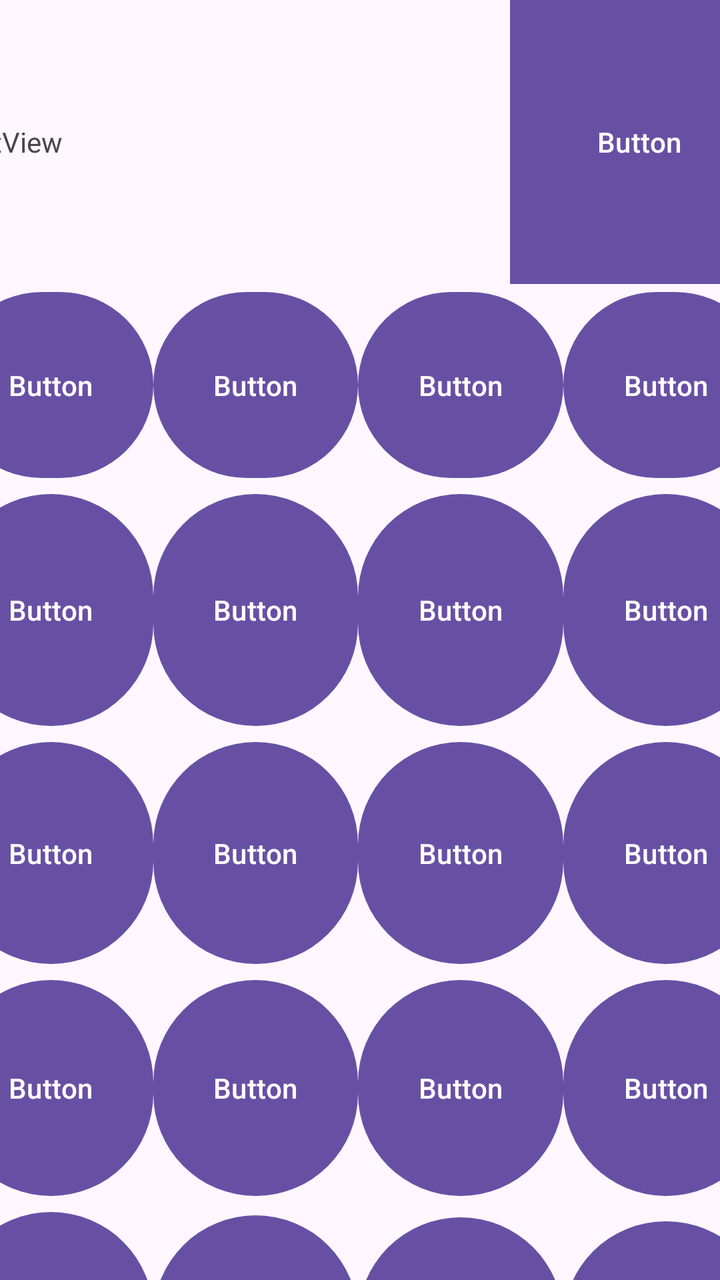
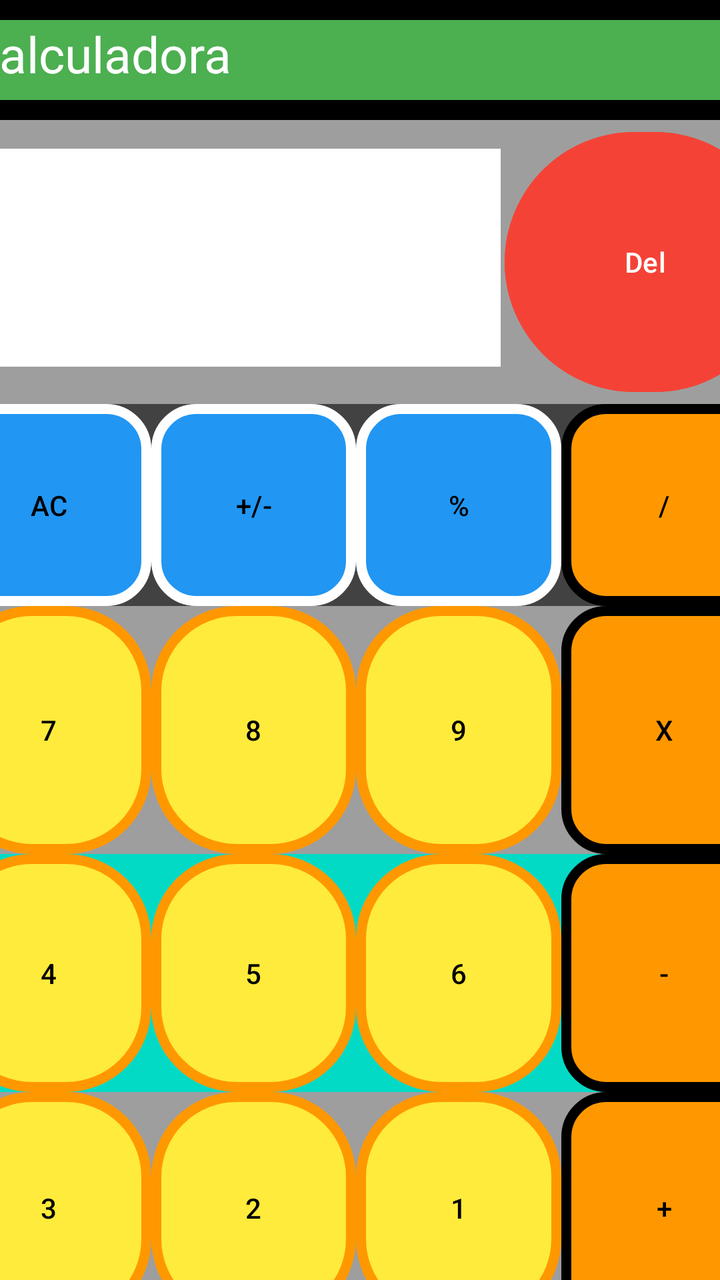

Compare the two renders of this Android layout. The source of the first and the diff that turns it into the second are given below.
<!-- AndroidManifest.xml: application theme Theme.CaculadoraBonita -->
<!-- res/layout/activity_main.xml -->
<?xml version="1.0" encoding="utf-8"?>
<androidx.constraintlayout.widget.ConstraintLayout xmlns:android="http://schemas.android.com/apk/res/android"
    xmlns:app="http://schemas.android.com/apk/res-auto"
    xmlns:tools="http://schemas.android.com/tools"
    android:id="@+id/main"
    android:layout_width="match_parent"
    android:layout_height="match_parent"
    tools:context=".MainActivity">

    <androidx.constraintlayout.widget.ConstraintLayout
        android:layout_width="407dp"
        android:layout_height="735dp"
        app:layout_constraintBottom_toBottomOf="parent"
        app:layout_constraintEnd_toEndOf="parent"
        app:layout_constraintStart_toStartOf="parent"
        app:layout_constraintTop_toTopOf="parent"
        app:layout_constraintVertical_bias="0.0">

        <LinearLayout
            android:layout_width="410dp"
            android:layout_height="718dp"
            android:orientation="vertical"
            app:layout_constraintBottom_toBottomOf="parent"
            app:layout_constraintEnd_toEndOf="parent"
            app:layout_constraintHorizontal_bias="1.0"
            app:layout_constraintStart_toStartOf="parent"
            app:layout_constraintTop_toTopOf="parent"
            app:layout_constraintVertical_bias="0.0">

            <LinearLayout
                android:layout_width="match_parent"
                android:layout_height="142dp"
                android:orientation="horizontal">

                <LinearLayout
                    android:layout_width="match_parent"
                    android:layout_height="match_parent"
                    android:orientation="horizontal">

                    <TextView
                        android:id="@+id/textView2"
                        android:layout_width="242dp"
                        android:layout_height="23dp"
                        android:layout_weight="1"
                        android:text="TextView" />

                    <Button
                        android:id="@+id/button4"
                        android:text="Button"
                        android:background="@color/cardview_dark_background"
                        style="@style/deleteButton" />
                </LinearLayout>
            </LinearLayout>

            <LinearLayout
                android:layout_width="410dp"
                android:layout_height="590dp"
                android:orientation="vertical">

                <LinearLayout
                    android:layout_width="match_parent"
                    android:layout_height="101dp"
                    android:orientation="horizontal">

                    <Button
                        android:id="@+id/button6"
                        android:layout_width="wrap_content"
                        android:layout_height="101dp"
                        android:layout_weight="1"
                        android:text="Button" />

                    <Button
                        android:id="@+id/button7"
                        android:layout_width="wrap_content"
                        android:layout_height="101dp"
                        android:layout_weight="1"
                        android:text="Button" />

                    <Button
                        android:id="@+id/button8"
                        android:layout_width="wrap_content"
                        android:layout_height="match_parent"
                        android:layout_weight="1"
                        android:text="Button" />

                    <Button
                        android:id="@+id/button21"
                        android:layout_width="wrap_content"
                        android:layout_height="101dp"
                        android:layout_weight="1"
                        android:text="Button" />
                </LinearLayout>

                <LinearLayout
                    android:layout_width="match_parent"
                    android:layout_height="124dp"
                    android:orientation="horizontal">

                    <Button
                        android:id="@+id/button9"
                        android:layout_width="wrap_content"
                        android:layout_height="124dp"
                        android:layout_weight="1"
                        android:text="Button" />

                    <Button
                        android:id="@+id/button10"
                        android:layout_width="wrap_content"
                        android:layout_height="124dp"
                        android:layout_weight="1"
                        android:text="Button" />

                    <Button
                        android:id="@+id/button11"
                        android:layout_width="wrap_content"
                        android:layout_height="match_parent"
                        android:layout_weight="1"
                        android:text="Button" />

                    <Button
                        android:id="@+id/button22"
                        android:layout_width="wrap_content"
                        android:layout_height="124dp"
                        android:layout_weight="1"
                        android:text="Button" />
                </LinearLayout>

                <LinearLayout
                    android:layout_width="match_parent"
                    android:layout_height="119dp"
                    android:orientation="horizontal">

                    <Button
                        android:id="@+id/button12"
                        android:layout_width="wrap_content"
                        android:layout_height="119dp"
                        android:layout_weight="1"
                        android:text="Button" />

                    <Button
                        android:id="@+id/button13"
                        android:layout_width="wrap_content"
                        android:layout_height="119dp"
                        android:layout_weight="1"
                        android:text="Button" />

                    <Button
                        android:id="@+id/button14"
                        android:layout_width="wrap_content"
                        android:layout_height="match_parent"
                        android:layout_weight="1"
                        android:text="Button" />

                    <Button
                        android:id="@+id/button23"
                        android:layout_width="wrap_content"
                        android:layout_height="119dp"
                        android:layout_weight="1"
                        android:text="Button" />
                </LinearLayout>

                <LinearLayout
                    android:layout_width="match_parent"
                    android:layout_height="116dp"
                    android:orientation="horizontal">

                    <Button
                        android:id="@+id/button15"
                        android:layout_width="wrap_content"
                        android:layout_height="match_parent"
                        android:layout_weight="1"
                        android:text="Button" />

                    <Button
                        android:id="@+id/button16"
                        android:layout_width="wrap_content"
                        android:layout_height="116dp"
                        android:layout_weight="1"
                        android:text="Button" />

                    <Button
                        android:id="@+id/button17"
                        android:layout_width="wrap_content"
                        android:layout_height="match_parent"
                        android:layout_weight="1"
                        android:text="Button" />

                    <Button
                        android:id="@+id/button24"
                        android:layout_width="wrap_content"
                        android:layout_height="116dp"
                        android:layout_weight="1"
                        android:text="Button" />
                </LinearLayout>

                <LinearLayout
                    android:layout_width="match_parent"
                    android:layout_height="match_parent"
                    android:orientation="horizontal">

                    <Button
                        android:id="@+id/button18"
                        android:layout_width="wrap_content"
                        android:layout_height="119dp"
                        android:layout_weight="1"
                        android:text="Button" />

                    <Button
                        android:id="@+id/button19"
                        android:layout_width="wrap_content"
                        android:layout_height="116dp"
                        android:layout_weight="1"
                        android:text="Button" />

                    <Button
                        android:id="@+id/button20"
                        android:layout_width="wrap_content"
                        android:layout_height="114dp"
                        android:layout_weight="1"
                        android:text="Button" />

                    <Button
                        android:id="@+id/button25"
                        android:layout_width="wrap_content"
                        android:layout_height="110dp"
                        android:layout_weight="1"
                        android:text="Button" />
                </LinearLayout>
            </LinearLayout>
        </LinearLayout>
    </androidx.constraintlayout.widget.ConstraintLayout>

</androidx.constraintlayout.widget.ConstraintLayout>
<!-- resources referenced by this layout -->
<resources>
  <style name="deleteButton">
          <item name="android:layout_width">wrap_content</item>
          <item name="android:layout_height">match_parent</item>
          <item name="android:layout_weight">1</item>
      </style>
  <style name="Theme.CaculadoraBonita" parent="Base.Theme.CaculadoraBonita" />
  <style name="Base.Theme.CaculadoraBonita" parent="Theme.Material3.DayNight.NoActionBar">
          
          
      </style>
</resources>

<!-- the commit's change to res/layout/activity_main.xml (unified diff, before → after) -->
@@ -9,7 +9,7 @@
 
     <androidx.constraintlayout.widget.ConstraintLayout
         android:layout_width="407dp"
-        android:layout_height="735dp"
+        android:layout_height="match_parent"
         app:layout_constraintBottom_toBottomOf="parent"
         app:layout_constraintEnd_toEndOf="parent"
         app:layout_constraintStart_toStartOf="parent"
@@ -17,8 +17,9 @@
         app:layout_constraintVertical_bias="0.0">
 
         <LinearLayout
-            android:layout_width="410dp"
-            android:layout_height="718dp"
+            android:layout_width="411dp"
+            android:layout_height="787dp"
+            android:background="@color/negro"
             android:orientation="vertical"
             app:layout_constraintBottom_toBottomOf="parent"
             app:layout_constraintEnd_toEndOf="parent"
@@ -27,6 +28,17 @@
             app:layout_constraintTop_toTopOf="parent"
             app:layout_constraintVertical_bias="0.0">
 
+            <TextView
+                android:layout_width="match_parent"
+                android:layout_height="40dp"
+                android:layout_gravity="center"
+                android:layout_margin="10dp"
+                android:background="@color/verde"
+                android:text="Calculadora"
+                android:textColor="@color/blanco"
+                android:textSize="25dp" />
+
+
             <LinearLayout
                 android:layout_width="match_parent"
                 android:layout_height="142dp"
@@ -35,20 +47,28 @@
                 <LinearLayout
                     android:layout_width="match_parent"
                     android:layout_height="match_parent"
+                    android:background="@drawable/borde_externo"
                     android:orientation="horizontal">
 
                     <TextView
                         android:id="@+id/textView2"
-                        android:layout_width="242dp"
-                        android:layout_height="23dp"
-                        android:layout_weight="1"
-                        android:text="TextView" />
-
-                    <Button
-                        android:id="@+id/button4"
-                        android:text="Button"
-                        android:background="@color/cardview_dark_background"
-                        style="@style/deleteButton" />
+                        android:layout_width="277dp"
+                        android:layout_height="109dp"
+                        android:background="@color/blanco"
+                        android:gravity="center_vertical"
+                        android:text="@string/textview" />
+
+                    <Button
+                        android:id="@+id/buttonDel"
+                        android:layout_width="140dp"
+                        android:layout_height="match_parent"
+                        android:layout_margin="2dp"
+                        android:layout_weight="0"
+                        android:backgroundTint="@color/rojo"
+                        android:foreground="?android:attr/selectableItemBackgroundBorderless"
+                        android:text="Del" />
+
+
                 </LinearLayout>
             </LinearLayout>
 
@@ -60,171 +80,249 @@
                 <LinearLayout
                     android:layout_width="match_parent"
                     android:layout_height="101dp"
-                    android:orientation="horizontal">
-
-                    <Button
-                        android:id="@+id/button6"
+                    android:background="@color/gris_oscuro"
+                    android:orientation="horizontal">
+
+
+                    <Button
+                        android:id="@+id/buttonAC"
                         android:layout_width="wrap_content"
                         android:layout_height="101dp"
                         android:layout_weight="1"
-                        android:text="Button" />
-
-                    <Button
-                        android:id="@+id/button7"
+                        android:background="@drawable/boton_style_option"
+                        android:foreground="?android:attr/selectableItemBackgroundBorderless"
+                        android:text="@string/ac"
+                        android:textColor="@color/negro"
+                        app:backgroundTint="@null" />
+
+                    <Button
+                        android:id="@+id/buttonCambioSigno"
                         android:layout_width="wrap_content"
                         android:layout_height="101dp"
                         android:layout_weight="1"
-                        android:text="Button" />
-
-                    <Button
-                        android:id="@+id/button8"
-                        android:layout_width="wrap_content"
-                        android:layout_height="match_parent"
-                        android:layout_weight="1"
-                        android:text="Button" />
-
-                    <Button
-                        android:id="@+id/button21"
+                        android:background="@drawable/boton_style_option"
+                        android:foreground="?android:attr/selectableItemBackgroundBorderless"
+                        android:text="@string/cambioSigno"
+                        android:textColor="@color/negro"
+                        app:backgroundTint="@null" />
+
+                    <Button
+                        android:id="@+id/buttonPorcentaje"
+                        android:layout_width="wrap_content"
+                        android:layout_height="match_parent"
+                        android:layout_weight="1"
+                        android:background="@drawable/boton_style_option"
+                        android:foreground="?android:attr/selectableItemBackgroundBorderless"
+                        android:text="@string/procent"
+                        android:textColor="@color/negro"
+                        app:backgroundTint="@null" />
+
+                    <Button
+                        android:id="@+id/buttonDividir"
                         android:layout_width="wrap_content"
                         android:layout_height="101dp"
                         android:layout_weight="1"
-                        android:text="Button" />
+                        android:background="@drawable/boton_style_uses"
+                        android:foreground="?android:attr/selectableItemBackgroundBorderless"
+                        android:text="@string/split"
+                        android:textColor="@color/negro"
+                        app:backgroundTint="@null" />
                 </LinearLayout>
 
                 <LinearLayout
                     android:layout_width="match_parent"
                     android:layout_height="124dp"
-                    android:orientation="horizontal">
-
-                    <Button
-                        android:id="@+id/button9"
+                    android:background="@drawable/borde_externo"
+                    android:orientation="horizontal">
+
+                    <Button
+                        android:id="@+id/buttonN7"
                         android:layout_width="wrap_content"
                         android:layout_height="124dp"
                         android:layout_weight="1"
-                        android:text="Button" />
-
-                    <Button
-                        android:id="@+id/button10"
+                        android:background="@drawable/boton_style_n"
+                        android:elevation="10dp"
+                        android:foreground="?android:attr/selectableItemBackgroundBorderless"
+                        android:text="@string/num7"
+                        android:textColor="@color/negro"
+                        app:backgroundTint="@null" />
+
+                    <Button
+                        android:id="@+id/buttonN8"
                         android:layout_width="wrap_content"
                         android:layout_height="124dp"
                         android:layout_weight="1"
-                        android:text="Button" />
-
-                    <Button
-                        android:id="@+id/button11"
-                        android:layout_width="wrap_content"
-                        android:layout_height="match_parent"
-                        android:layout_weight="1"
-                        android:text="Button" />
-
-                    <Button
-                        android:id="@+id/button22"
+                        android:background="@drawable/boton_style_n"
+                        android:foreground="?android:attr/selectableItemBackgroundBorderless"
+                        android:text="@string/num8"
+                        android:textColor="@color/negro"
+                        app:backgroundTint="@null" />
+
+                    <Button
+                        android:id="@+id/buttonN9"
+                        android:layout_width="wrap_content"
+                        android:layout_height="match_parent"
+                        android:layout_weight="1"
+                        android:background="@drawable/boton_style_n"
+                        android:foreground="?android:attr/selectableItemBackgroundBorderless"
+                        android:text="@string/num9"
+                        android:textColor="@color/negro"
+                        app:backgroundTint="@null" />
+
+                    <Button
+                        android:id="@+id/buttonMulti"
                         android:layout_width="wrap_content"
                         android:layout_height="124dp"
                         android:layout_weight="1"
-                        android:text="Button" />
+                        android:background="@drawable/boton_style_uses"
+                        android:foreground="?android:attr/selectableItemBackgroundBorderless"
+                        android:text="@string/multi"
+                        android:textColor="@color/negro"
+                        app:backgroundTint="@null" />
                 </LinearLayout>
 
                 <LinearLayout
                     android:layout_width="match_parent"
                     android:layout_height="119dp"
-                    android:orientation="horizontal">
-
-                    <Button
-                        android:id="@+id/button12"
+                    android:background="@drawable/borde_externo3"
+                    android:orientation="horizontal">
+
+                    <Button
+                        android:id="@+id/buttonN4"
                         android:layout_width="wrap_content"
                         android:layout_height="119dp"
                         android:layout_weight="1"
-                        android:text="Button" />
-
-                    <Button
-                        android:id="@+id/button13"
+                        android:background="@drawable/boton_style_n"
+                        android:foreground="?android:attr/selectableItemBackgroundBorderless"
+                        android:text="@string/num4"
+                        android:textColor="@color/negro"
+                        app:backgroundTint="@null" />
+
+                    <Button
+                        android:id="@+id/buttonN5"
                         android:layout_width="wrap_content"
                         android:layout_height="119dp"
                         android:layout_weight="1"
-                        android:text="Button" />
-
-                    <Button
-                        android:id="@+id/button14"
-                        android:layout_width="wrap_content"
-                        android:layout_height="match_parent"
-                        android:layout_weight="1"
-                        android:text="Button" />
-
-                    <Button
-                        android:id="@+id/button23"
+                        android:background="@drawable/boton_style_n"
+                        android:foreground="?android:attr/selectableItemBackgroundBorderless"
+                        android:text="@string/num5"
+                        android:textColor="@color/negro"
+                        app:backgroundTint="@null" />
+
+                    <Button
+                        android:id="@+id/buttonN6"
+                        android:layout_width="wrap_content"
+                        android:layout_height="match_parent"
+                        android:layout_weight="1"
+                        android:background="@drawable/boton_style_n"
+                        android:foreground="?android:attr/selectableItemBackgroundBorderless"
+                        android:text="@string/num6"
+                        android:textColor="@color/negro"
+                        app:backgroundTint="@null" />
+
+                    <Button
+                        android:id="@+id/buttonRest"
                         android:layout_width="wrap_content"
                         android:layout_height="119dp"
                         android:layout_weight="1"
-                        android:text="Button" />
+                        android:background="@drawable/boton_style_uses"
+                        android:foreground="?android:attr/selectableItemBackgroundBorderless"
+                        android:text="@string/rest"
+                        android:textColor="@color/negro"
+                        app:backgroundTint="@null" />
                 </LinearLayout>
 
                 <LinearLayout
                     android:layout_width="match_parent"
                     android:layout_height="116dp"
-                    android:orientation="horizontal">
-
-                    <Button
-                        android:id="@+id/button15"
-                        android:layout_width="wrap_content"
-                        android:layout_height="match_parent"
-                        android:layout_weight="1"
-                        android:text="Button" />
-
-                    <Button
-                        android:id="@+id/button16"
+                    android:background="@drawable/borde_externo"
+                    android:orientation="horizontal">
+
+                    <Button
+                        android:id="@+id/buttonN3"
+                        android:layout_width="wrap_content"
+                        android:layout_height="match_parent"
+                        android:layout_weight="1"
+                        android:background="@drawable/boton_style_n"
+                        android:foreground="?android:attr/selectableItemBackgroundBorderless"
+                        android:text="@string/num3"
+                        android:textColor="@color/negro"
+                        app:backgroundTint="@null" />
+
+                    <Button
+                        android:id="@+id/buttonN2"
                         android:layout_width="wrap_content"
                         android:layout_height="116dp"
                         android:layout_weight="1"
-                        android:text="Button" />
-
-                    <Button
-                        android:id="@+id/button17"
-                        android:layout_width="wrap_content"
-                        android:layout_height="match_parent"
-                        android:layout_weight="1"
-                        android:text="Button" />
-
-                    <Button
-                        android:id="@+id/button24"
+                        android:background="@drawable/boton_style_n"
+                        android:foreground="?android:attr/selectableItemBackgroundBorderless"
+                        android:text="@string/num2"
+                        android:textColor="@color/negro"
+                        app:backgroundTint="@null" />
+
+                    <Button
+                        android:id="@+id/buttonN1"
+                        android:layout_width="wrap_content"
+                        android:layout_height="match_parent"
+                        android:layout_weight="1"
+                        android:background="@drawable/boton_style_n"
+                        android:foreground="?android:attr/selectableItemBackgroundBorderless"
+                        android:text="@string/num1"
+                        android:textColor="@color/negro"
+                        app:backgroundTint="@null" />
+
+                    <Button
+                        android:id="@+id/buttonSum"
                         android:layout_width="wrap_content"
                         android:layout_height="116dp"
                         android:layout_weight="1"
-                        android:text="Button" />
+                        android:background="@drawable/boton_style_uses"
+                        android:foreground="?android:attr/selectableItemBackgroundBorderless"
+                        android:text="@string/sum"
+                        android:textColor="@color/negro"
+                        app:backgroundTint="@null" />
                 </LinearLayout>
 
                 <LinearLayout
                     android:layout_width="match_parent"
                     android:layout_height="match_parent"
-                    android:orientation="horizontal">
-
-                    <Button
-                        android:id="@+id/button18"
+                    android:background="@drawable/borde_externo3"
+                    android:orientation="horizontal">
+
+                    <Button
+                        android:id="@+id/buttonN0"
                         android:layout_width="wrap_content"
                         android:layout_height="119dp"
                         android:layout_weight="1"
-                        android:text="Button" />
-
-                    <Button
-                        android:id="@+id/button19"
+                        android:background="@drawable/boton_style_n"
+                        android:foreground="?android:attr/selectableItemBackgroundBorderless"
+                        android:text="@string/num0"
+                        android:textColor="@color/negro"
+                        app:backgroundTint="@null" />
+
+                    <Button
+                        android:id="@+id/buttonDot"
                         android:layout_width="wrap_content"
                         android:layout_height="116dp"
                         android:layout_weight="1"
-                        android:text="Button" />
-
-                    <Button
-                        android:id="@+id/button20"
+                        android:background="@drawable/boton_style_n"
+                        android:foreground="?android:attr/selectableItemBackgroundBorderless"
+                        android:text="@string/dot"
+                        android:textColor="@color/negro"
+                        app:backgroundTint="@null" />
+
+                    <Button
+                        android:id="@+id/buttonResult"
                         android:layout_width="wrap_content"
                         android:layout_height="114dp"
                         android:layout_weight="1"
-                        android:text="Button" />
-
-                    <Button
-                        android:id="@+id/button25"
-                        android:layout_width="wrap_content"
-                        android:layout_height="110dp"
-                        android:layout_weight="1"
-                        android:text="Button" />
+                        android:background="@drawable/boton_style_uses"
+                        android:foreground="?android:attr/selectableItemBackgroundBorderless"
+                        android:text="@string/result"
+                        android:textColor="@color/negro"
+                        app:backgroundTint="@null" />
+
+
                 </LinearLayout>
             </LinearLayout>
         </LinearLayout>
<!-- resource entries referenced after the edit -->
@@ -1,11 +1,92 @@
 <!-- resources referenced by this layout -->
 <resources>
-  <style name="deleteButton">
-          <item name="android:layout_width">wrap_content</item>
-          <item name="android:layout_height">match_parent</item>
-          <item name="android:layout_weight">1</item>
-      </style>
+  <color name="blanco">#FFFFFF</color>
+  <color name="gris_oscuro">#424242</color>
+  <color name="negro">#000000</color>
+  <color name="rojo">#F44336</color>
+  <color name="verde">#4CAF50</color>
+  <!-- drawable borde_externo (drawable) -->
+  <?xml version="1.0" encoding="utf-8"?>
+  <shape xmlns:android="http://schemas.android.com/apk/res/android">
+      <solid android:color="@color/gris" />
+      <corners android:radius="12dp" />
+  
+  </shape>
+  <!-- drawable borde_externo3 (drawable) -->
+  <?xml version="1.0" encoding="utf-8"?>
+  <shape xmlns:android="http://schemas.android.com/apk/res/android">
+  
+      <solid android:color="@color/design_default_color_secondary" />
+      <corners android:radius="12dp" />
+  
+  </shape>
+  <!-- drawable boton_style_n (drawable) -->
+  <?xml version="1.0" encoding="utf-8"?>
+  <shape xmlns:android="http://schemas.android.com/apk/res/android">
+      <solid
+          android:color="@color/amarillo"
+          />
+      <stroke
+          android:width="5dp"
+          android:color="@color/naranja"
+      />
+      <corners
+          android:radius="40dp"
+          />
+  </shape>
+  <!-- drawable boton_style_option (drawable) -->
+  <?xml version="1.0" encoding="utf-8"?>
+  <shape xmlns:android="http://schemas.android.com/apk/res/android">
+      <solid
+          android:color="@color/azul"
+          />
+      <stroke
+          android:width="5dp"
+          android:color="@color/blanco"
+      />
+      <corners
+          android:radius="20dp"
+          />
+  </shape>
+  <!-- drawable boton_style_uses (drawable) -->
+  <?xml version="1.0" encoding="utf-8"?>
+  <shape xmlns:android="http://schemas.android.com/apk/res/android">
+      <solid
+          android:color="@color/naranja"
+          />
+      <stroke
+          android:width="5dp"
+          android:color="@color/negro"
+      />
+      <corners
+          android:radius="20dp"
+          />
+  </shape>
+  <string name="ac">AC</string>
+  <string name="cambioSigno">+/-</string>
+  <string name="dot">,</string>
+  <string name="multi">X</string>
+  <string name="num0">0</string>
+  <string name="num1">1</string>
+  <string name="num2">2</string>
+  <string name="num3">3</string>
+  <string name="num4">4</string>
+  <string name="num5">5</string>
+  <string name="num6">6</string>
+  <string name="num7">7</string>
+  <string name="num8">8</string>
+  <string name="num9">9</string>
+  <string name="procent">%</string>
+  <string name="rest">-</string>
+  <string name="result">=</string>
+  <string name="split">/</string>
+  <string name="sum">+</string>
+  <string name="textview">0</string>
   <style name="Theme.CaculadoraBonita" parent="Base.Theme.CaculadoraBonita" />
+  <color name="gris">#9E9E9E</color>
+  <color name="amarillo">#FFEB3B</color>
+  <color name="naranja">#FF9800</color>
+  <color name="azul">#2196F3</color>
   <style name="Base.Theme.CaculadoraBonita" parent="Theme.Material3.DayNight.NoActionBar">
           
           
